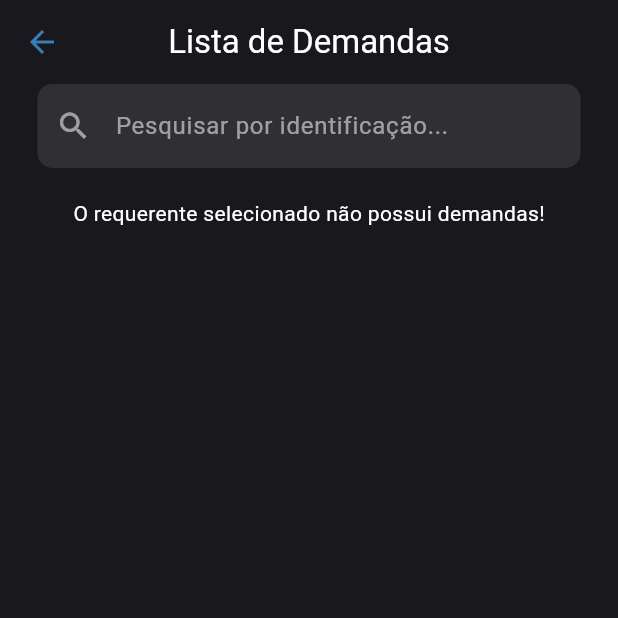
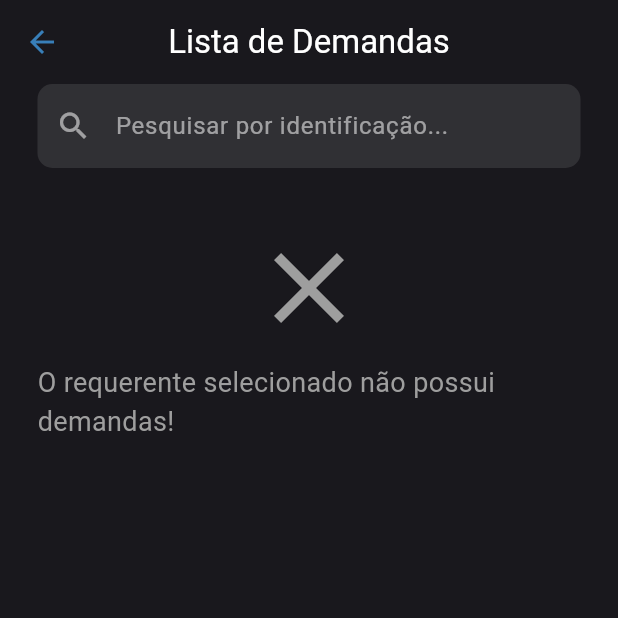
Before and after one commit to jurai-git/jurai-mobile, a Flutter app: the DemandasInformation screen opened directly, on a phone screen of 412 x 824 dp, the top half of it. Run offline on Flutter 3.47's test engine with Material 3 defaults, Android fonts, the phone set to English and light mode, and no system bars; our stand-ins replace auto_size_text, carousel_slider, either_dart, file_picker, flutter_riverpod, flutter_secure_storage and 5 more; accounts and stored records are empty; generated files the repository leaves out were written again; Roboto replaces fonts that are missing (MPLUSRounded1c).

Commit message:
add: better response when the advogado don't have requerentes or demandas

```diff
--- a/lib/features/home/view/pages/demandas_information.dart
+++ b/lib/features/home/view/pages/demandas_information.dart
@@ -104,10 +104,19 @@ class _DemandasInformationState extends ConsumerState<DemandasInformation> {
                     }
                   });
                   if (demandas.isEmpty) {
-                    return const Text(
-                      'O requerente selecionado não possui demandas!',
-                      style: TextStyle(color: Colors.white),
-                    );
+                    return Container(
+                          margin: EdgeInsets.only(top: 20),
+                          child: Column(
+                            children: [
+                              Icon(Icons.close, color: Colors.grey, size: 80,),
+                              const SizedBox(height: 10),
+                              Text(
+                                'O requerente selecionado não possui demandas!',
+                                style: TextStyle(color: Colors.grey, fontSize: 18),
+                              ),
+                            ],
+                          ),
+                        );
                   }
                   final displayList = _searchController.text.isNotEmpty
                         ? _filteredDemandas
```
Also changed, not shown: lib/features/home/view/pages/clients.dart (+12 -3 lines), lib/features/home/view/pages/documents.dart (+12 -3 lines).
